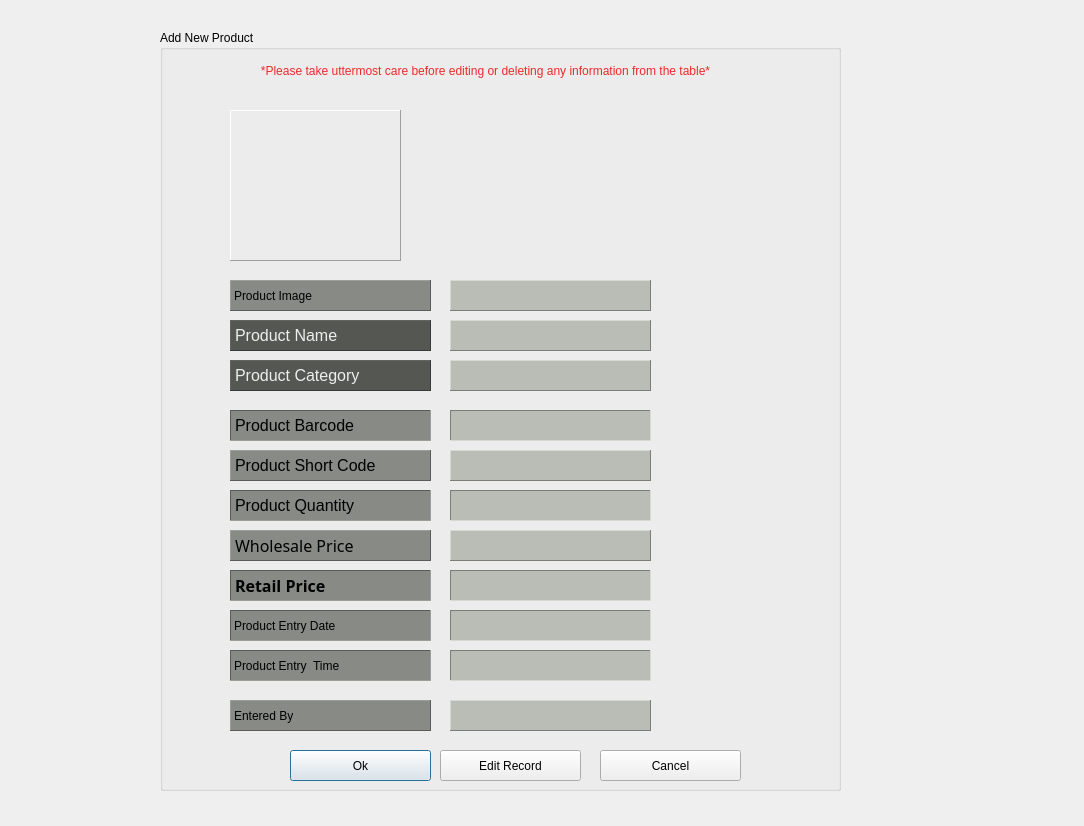
This is verifynewproduct.ui in vinnadipo09/bullet as Qt 5 draws it before an edit. The edited form follows.
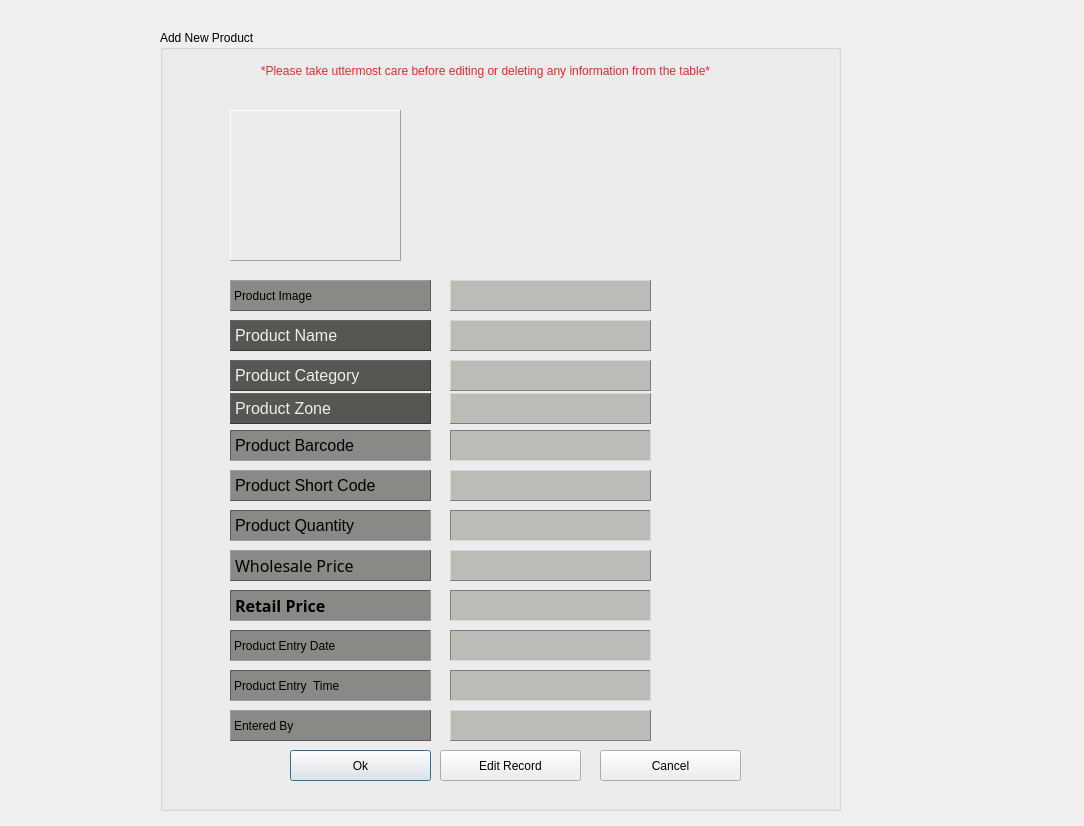
This is the edited form. Icons and pictures are not drawn.

```diff
--- a/verifynewproduct.ui
+++ b/verifynewproduct.ui
@@ -19,7 +19,7 @@
      <x>0</x>
      <y>0</y>
      <width>1061</width>
-     <height>811</height>
+     <height>821</height>
     </rect>
    </property>
    <property name="styleSheet">
@@ -35,7 +35,7 @@
      <x>160</x>
      <y>30</y>
      <width>681</width>
-     <height>761</height>
+     <height>781</height>
     </rect>
    </property>
    <property name="title">
@@ -73,7 +73,7 @@
     <property name="geometry">
      <rect>
       <x>70</x>
-      <y>380</y>
+      <y>400</y>
       <width>201</width>
       <height>31</height>
      </rect>
@@ -100,7 +100,7 @@
     <property name="geometry">
      <rect>
       <x>70</x>
-      <y>420</y>
+      <y>440</y>
       <width>201</width>
       <height>31</height>
      </rect>
@@ -149,7 +149,7 @@
     <property name="geometry">
      <rect>
       <x>70</x>
-      <y>500</y>
+      <y>520</y>
       <width>201</width>
       <height>31</height>
      </rect>
@@ -177,7 +177,7 @@
     <property name="geometry">
      <rect>
       <x>70</x>
-      <y>460</y>
+      <y>480</y>
       <width>201</width>
       <height>31</height>
      </rect>
@@ -204,7 +204,7 @@
     <property name="geometry">
      <rect>
       <x>70</x>
-      <y>670</y>
+      <y>680</y>
       <width>201</width>
       <height>31</height>
      </rect>
@@ -272,7 +272,7 @@
     <property name="geometry">
      <rect>
       <x>70</x>
-      <y>580</y>
+      <y>600</y>
       <width>201</width>
       <height>31</height>
      </rect>
@@ -359,7 +359,7 @@
     <property name="geometry">
      <rect>
       <x>290</x>
-      <y>380</y>
+      <y>400</y>
       <width>201</width>
       <height>31</height>
      </rect>
@@ -381,7 +381,7 @@
     <property name="geometry">
      <rect>
       <x>290</x>
-      <y>420</y>
+      <y>440</y>
       <width>201</width>
       <height>31</height>
      </rect>
@@ -403,7 +403,7 @@
     <property name="geometry">
      <rect>
       <x>290</x>
-      <y>460</y>
+      <y>480</y>
       <width>201</width>
       <height>31</height>
      </rect>
@@ -425,7 +425,7 @@
     <property name="geometry">
      <rect>
       <x>290</x>
-      <y>580</y>
+      <y>600</y>
       <width>201</width>
       <height>31</height>
      </rect>
@@ -447,7 +447,7 @@
     <property name="geometry">
      <rect>
       <x>290</x>
-      <y>500</y>
+      <y>520</y>
       <width>201</width>
       <height>31</height>
      </rect>
@@ -469,7 +469,7 @@
     <property name="geometry">
      <rect>
       <x>290</x>
-      <y>670</y>
+      <y>680</y>
       <width>201</width>
       <height>31</height>
      </rect>
@@ -513,7 +513,7 @@
     <property name="geometry">
      <rect>
       <x>290</x>
-      <y>540</y>
+      <y>560</y>
       <width>201</width>
       <height>31</height>
      </rect>
@@ -535,7 +535,7 @@
     <property name="geometry">
      <rect>
       <x>70</x>
-      <y>540</y>
+      <y>560</y>
       <width>201</width>
       <height>31</height>
      </rect>
@@ -615,7 +615,7 @@
     <property name="geometry">
      <rect>
       <x>290</x>
-      <y>620</y>
+      <y>640</y>
       <width>201</width>
       <height>31</height>
      </rect>
@@ -637,7 +637,7 @@
     <property name="geometry">
      <rect>
       <x>70</x>
-      <y>620</y>
+      <y>640</y>
       <width>201</width>
       <height>31</height>
      </rect>
@@ -678,6 +678,56 @@
      </size>
     </property>
    </widget>
+   <widget class="QLabel" name="lbl_first_name_3">
+    <property name="geometry">
+     <rect>
+      <x>70</x>
+      <y>363</y>
+      <width>201</width>
+      <height>31</height>
+     </rect>
+    </property>
+    <property name="font">
+     <font>
+      <pointsize>12</pointsize>
+     </font>
+    </property>
+    <property name="styleSheet">
+     <string notr="true">background-color: rgb(85, 87, 83);
+color: rgb(238, 238, 236);</string>
+    </property>
+    <property name="frameShape">
+     <enum>QFrame::Panel</enum>
+    </property>
+    <property name="frameShadow">
+     <enum>QFrame::Raised</enum>
+    </property>
+    <property name="text">
+     <string>Product Zone</string>
+    </property>
+   </widget>
+   <widget class="QLabel" name="lblZone">
+    <property name="geometry">
+     <rect>
+      <x>290</x>
+      <y>363</y>
+      <width>201</width>
+      <height>31</height>
+     </rect>
+    </property>
+    <property name="styleSheet">
+     <string notr="true">background-color: rgb(186, 189, 182);</string>
+    </property>
+    <property name="frameShape">
+     <enum>QFrame::Panel</enum>
+    </property>
+    <property name="frameShadow">
+     <enum>QFrame::Raised</enum>
+    </property>
+    <property name="text">
+     <string/>
+    </property>
+   </widget>
   </widget>
   <widget class="QLabel" name="label">
    <property name="geometry">
```
